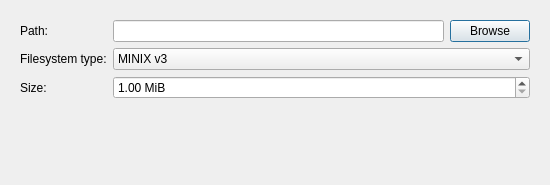
vcastilla/Shardine, file src/ui/CreateFS.ui: the form before one commit.
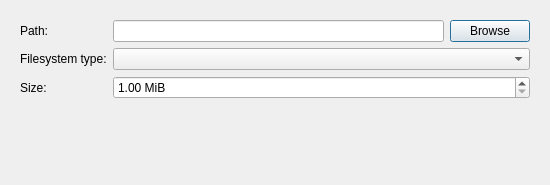
The form after the commit.

Patch:
```diff
--- a/src/ui/CreateFS.ui
+++ b/src/ui/CreateFS.ui
@@ -55,13 +55,7 @@
        </widget>
       </item>
       <item row="1" column="1">
-       <widget class="QComboBox" name="fileTypeBox">
-        <item>
-         <property name="text">
-          <string>MINIX v3</string>
-         </property>
-        </item>
-       </widget>
+       <widget class="QComboBox" name="fileTypeBox"/>
       </item>
       <item row="2" column="0">
        <widget class="QLabel" name="fileSizeLabel">
```
